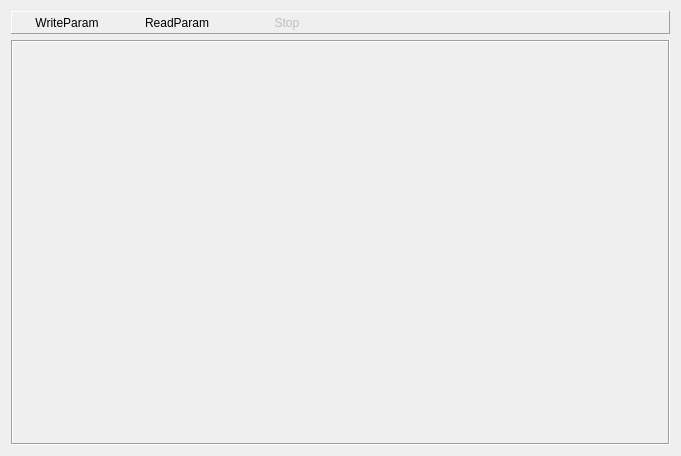
This is UI/forms/TabWidget/JlinkParameterWidget.ui in manjusakalins/ft_1540_jl as Qt 5 draws it before an edit. The edited form follows.
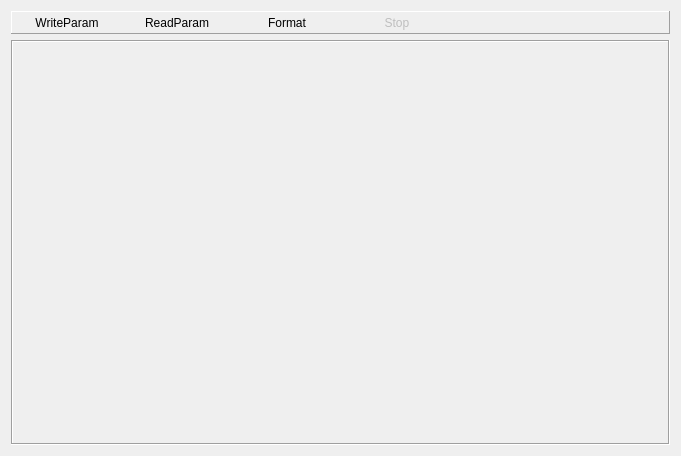
This is the edited form. Icons and pictures are not drawn.

Commit message: update_format_button

The edit to the form file:
```diff
--- a/UI/forms/TabWidget/JlinkParameterWidget.ui
+++ b/UI/forms/TabWidget/JlinkParameterWidget.ui
@@ -38,11 +38,8 @@
       <property name="spacing">
        <number>0</number>
       </property>
-      <item row="3" column="2">
-       <widget class="QToolButton" name="pushButton_stop">
-        <property name="enabled">
-         <bool>false</bool>
-        </property>
+      <item row="2" column="1" rowspan="2">
+       <widget class="QToolButton" name="pushButton_ReadParam">
         <property name="minimumSize">
          <size>
           <width>110</width>
@@ -53,7 +50,7 @@
          <string>F10</string>
         </property>
         <property name="text">
-         <string>Stop</string>
+         <string>ReadParam</string>
         </property>
         <property name="icon">
          <iconset resource="../../icon.qrc">
@@ -73,7 +70,7 @@
         </property>
        </widget>
       </item>
-      <item row="3" column="3">
+      <item row="3" column="4">
        <spacer name="horizontalSpacer">
         <property name="orientation">
          <enum>Qt::Horizontal</enum>
@@ -130,8 +127,11 @@
         </property>
        </widget>
       </item>
-      <item row="2" column="1" rowspan="2">
-       <widget class="QToolButton" name="pushButton_ReadParam">
+      <item row="3" column="3">
+       <widget class="QToolButton" name="pushButton_stop">
+        <property name="enabled">
+         <bool>false</bool>
+        </property>
         <property name="minimumSize">
          <size>
           <width>110</width>
@@ -139,11 +139,40 @@
          </size>
         </property>
         <property name="text">
-         <string>ReadParam</string>
+         <string>Stop</string>
         </property>
         <property name="icon">
          <iconset resource="../../icon.qrc">
-          <normaloff>:/images/readBack.png</normaloff>:/images/readBack.png</iconset>
+          <normaloff>:/images/stop.png</normaloff>:/images/stop.png</iconset>
+        </property>
+        <property name="iconSize">
+         <size>
+          <width>24</width>
+          <height>24</height>
+         </size>
+        </property>
+        <property name="toolButtonStyle">
+         <enum>Qt::ToolButtonTextUnderIcon</enum>
+        </property>
+        <property name="autoRaise">
+         <bool>true</bool>
+        </property>
+       </widget>
+      </item>
+      <item row="3" column="2">
+       <widget class="QToolButton" name="toolButton_Format">
+        <property name="minimumSize">
+         <size>
+          <width>110</width>
+          <height>0</height>
+         </size>
+        </property>
+        <property name="text">
+         <string>Format</string>
+        </property>
+        <property name="icon">
+         <iconset resource="../../icon.qrc">
+          <normaloff>:/images/format.png</normaloff>:/images/format.png</iconset>
         </property>
         <property name="iconSize">
          <size>
```
Left out of the diff: 8 changed lines with no effect on the pictures. The commit also changes 2 other files.
